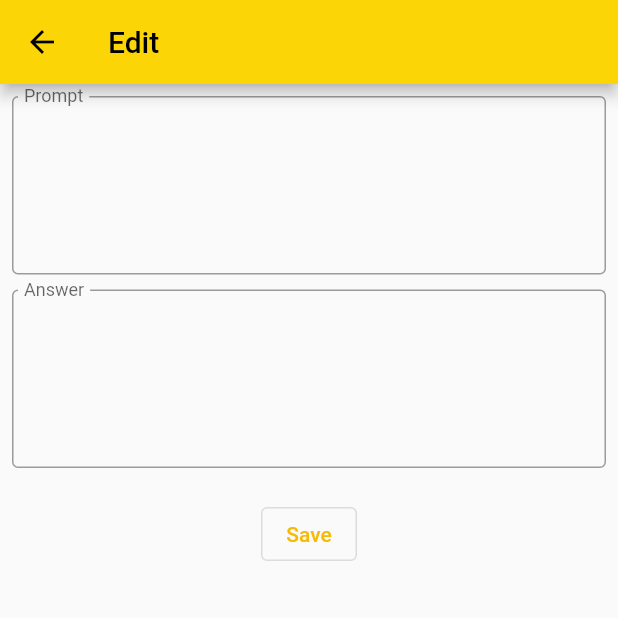
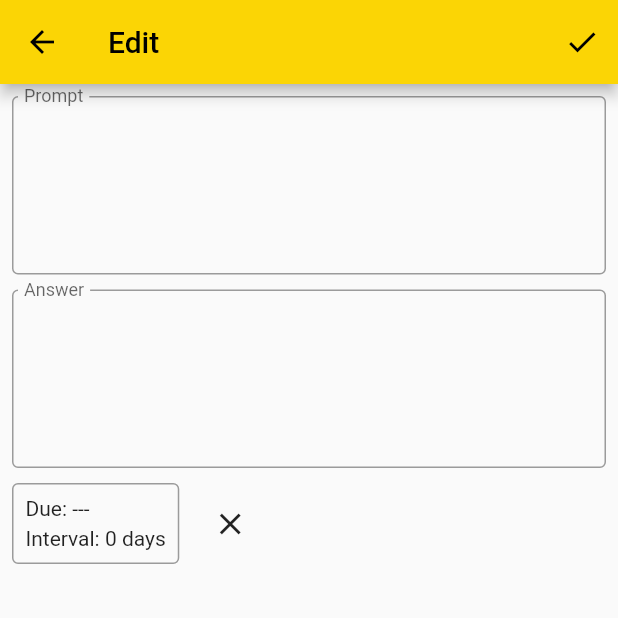
Before and after one commit to ethnosdev/memorize_scripture, a Flutter app: the EditVersePage screen opened directly with empty values, on a phone screen of 412 x 824 dp, the top half of it. Run offline on Flutter 3.47's test engine with Material 2 defaults, Android fonts, the phone set to English and light mode, and no system bars; our stand-ins replace flutter_svg, get_it, go_router, package_info_plus, settings_ui, shared_preferences and 1 more; accounts and stored records are empty.

```diff
--- a/lib/pages/edit_verse/edit_verse.dart
+++ b/lib/pages/edit_verse/edit_verse.dart
@@ -37,6 +37,19 @@ class _EditVersePageState extends State<EditVersePage> {
     return Scaffold(
       appBar: AppBar(
         title: const Text('Edit'),
+        actions: [
+          IconButton(
+            icon: const Icon(Icons.done),
+            onPressed: () {
+              manager.saveVerse(
+                prompt: promptController.text,
+                answer: answerController.text,
+              );
+              widget.onFinishedEditing?.call(widget.verseId);
+              Navigator.of(context).pop();
+            },
+          ),
+        ],
       ),
       body: Padding(
         padding: const EdgeInsets.all(8.0),
@@ -45,7 +58,11 @@ class _EditVersePageState extends State<EditVersePage> {
           builder: (context, verse, child) {
             promptController.text = verse?.prompt ?? '';
             answerController.text = verse?.answer ?? '';
-            return Column(
+            final due = manager.formatDueDate(verse?.nextDueDate);
+            final interval = manager.formatInterval(verse?.interval);
+            return SingleChildScrollView(
+              child: Column(
+                mainAxisAlignment: MainAxisAlignment.start,
                 children: [
                   TextField(
                     controller: promptController,
@@ -74,19 +91,46 @@ class _EditVersePageState extends State<EditVersePage> {
                       ),
                     ),
                   ),
-                const SizedBox(height: 20),
-                OutlinedButton(
+                  const SizedBox(height: 10),
+                  Row(
+                    mainAxisAlignment: MainAxisAlignment.start,
+                    children: [
+                      Container(
+                        padding: const EdgeInsets.all(8),
+                        decoration: BoxDecoration(
+                          border: Border.all(
+                            color: Theme.of(context).disabledColor,
+                            // width: 0.5,
+                          ),
+                          borderRadius: BorderRadius.circular(4),
+                        ),
+                        child: Column(
+                          crossAxisAlignment: CrossAxisAlignment.start,
+                          children: [
+                            Text('Due: $due'),
+                            const SizedBox(height: 4),
+                            Text('Interval: $interval'),
+                          ],
+                        ),
+                      ),
+                      const SizedBox(width: 10),
+                      IconButton(
                         onPressed: () {
-                    manager.saveVerse(
+                          manager.softResetProgress(
+                            verse?.copyWith(
                               prompt: promptController.text,
                               answer: answerController.text,
+                              nextDueDate: null,
+                              interval: Duration.zero,
+                            ),
                           );
-                    widget.onFinishedEditing?.call(widget.verseId);
-                    Navigator.of(context).pop();
                         },
-                  child: const Text('Save'),
+                        icon: const Icon(Icons.close),
                       ),
                     ],
+                  ),
+                ],
+              ),
             );
           },
         ),
--- a/lib/pages/edit_verse/edit_verse_manager.dart
+++ b/lib/pages/edit_verse/edit_verse_manager.dart
@@ -8,15 +8,12 @@ class EditVersePageManager {
   final dataRepo = getIt<DataRepository>();
 
   late String _collectionId;
-  late String _verseId;
 
   Future<void> init({
     required String collectionId,
     required String verseId,
   }) async {
     _collectionId = collectionId;
-    _verseId = verseId;
-
     verseNotifier.value = await dataRepo.fetchVerse(verseId: verseId);
   }
 
@@ -24,13 +21,31 @@ class EditVersePageManager {
     required String prompt,
     required String answer,
   }) async {
+    final verse = verseNotifier.value;
+    if (verse == null) return;
     await dataRepo.updateVerse(
       _collectionId,
-      Verse(
-        id: _verseId,
+      verse.copyWith(
         prompt: prompt,
         answer: answer,
       ),
     );
   }
+
+  String formatDueDate(DateTime? date) {
+    if (date == null) return '---';
+    return '${date.year}.${date.month}.${date.day}';
+  }
+
+  String formatInterval(Duration? duration) {
+    if (duration == null) return '0 days';
+    final days = duration.inDays;
+    if (days == 1) return '1 day';
+    return '$days days';
+  }
+
+  /// Update the UI but don't save the verse yet
+  void softResetProgress(Verse? verse) {
+    verseNotifier.value = verse;
+  }
 }
```
Lines whose indentation alone changed are shown as unchanged.
